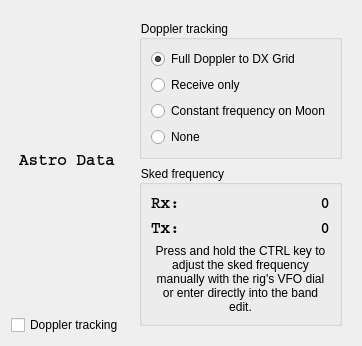
Above: astro.ui from saitohirga/WSJT-X before the change. Below: the same form after it.
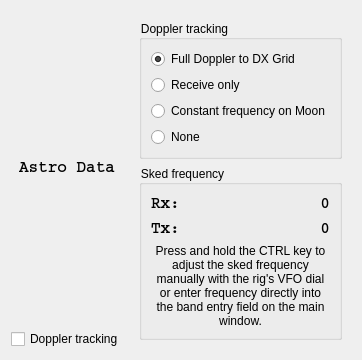
That is the form after the change.

Commit message: User Guide edits.

Diff of the .ui file:
```diff
--- a/astro.ui
+++ b/astro.ui
@@ -7,7 +7,7 @@
     <x>0</x>
     <y>0</y>
     <width>359</width>
-    <height>287</height>
+    <height>342</height>
    </rect>
   </property>
   <property name="sizePolicy">
@@ -160,7 +160,7 @@
          <item row="2" column="0" colspan="2">
           <widget class="QLabel" name="label_3">
            <property name="text">
-            <string>&lt;html&gt;&lt;head/&gt;&lt;body&gt;&lt;p&gt;Press and hold the CTRL key to adjust the sked frequency manually with the rig's VFO dial or enter directly into the band edit.&lt;/p&gt;&lt;/body&gt;&lt;/html&gt;</string>
+            <string>&lt;html&gt;&lt;head/&gt;&lt;body&gt;&lt;p&gt;Press and hold the CTRL key to adjust the sked frequency manually with the rig's VFO dial or enter frequency directly into the band entry field on the main window.&lt;/p&gt;&lt;/body&gt;&lt;/html&gt;</string>
            </property>
            <property name="textFormat">
             <enum>Qt::AutoText</enum>
```
The commit also changes 5 other files.
